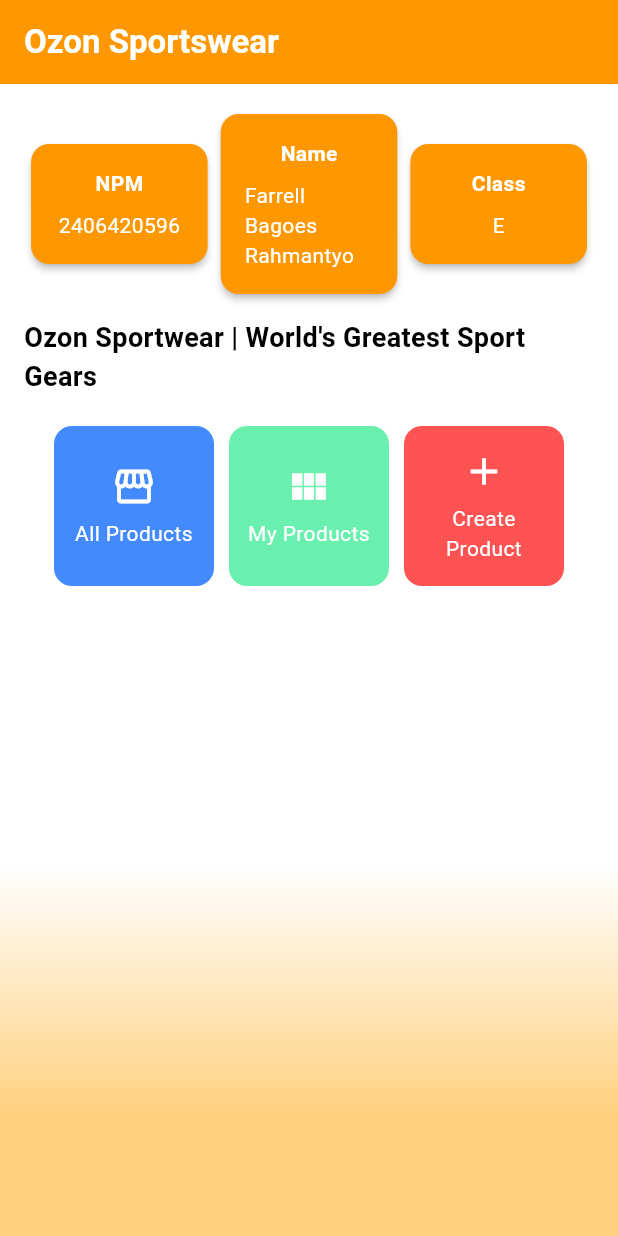
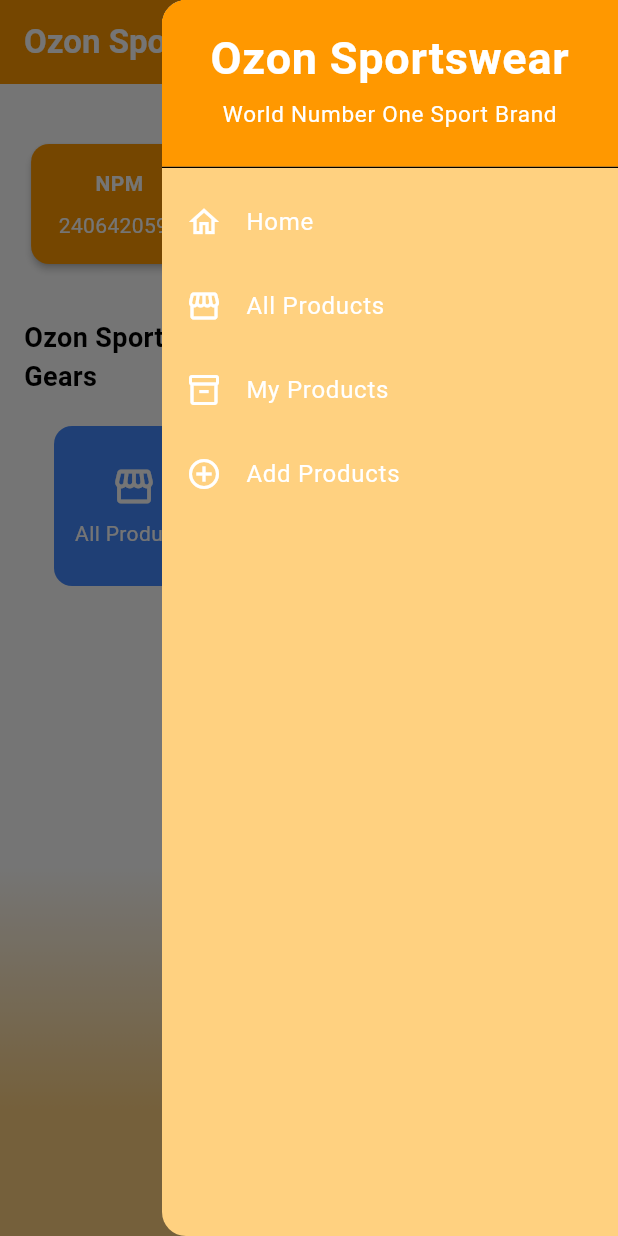
Before and after one commit to Rekkin99/ozon-sportswear-mobile, a Flutter app: the screen it shows after launch, with the side drawer open (before the commit the screen has no drawer), on a phone screen of 412 x 824 dp. Run offline on Flutter 3.47's test engine with Material 3 defaults, Android fonts, the phone set to English and light mode, and no system bars.

Commit message:
Added Drawer and Routing Navigation, Added ProductForm Page (Unfinished)

```diff
--- a/lib/main.dart
+++ b/lib/main.dart
@@ -1,5 +1,5 @@
 import 'package:flutter/material.dart';
-import 'package:ozon_sportwears/menu.dart';
+import 'package:ozon_sportwears/screens/menu.dart';
 
 void main() {
   runApp(const MyApp());
@@ -14,21 +14,8 @@
     return MaterialApp(
       title: 'Flutter Demo',
       theme: ThemeData(
-        // This is the theme of your application.
-        //
-        // TRY THIS: Try running your application with "flutter run". You'll see
-        // the application has a purple toolbar. Then, without quitting the app,
-        // try changing the seedColor in the colorScheme below to Colors.green
-        // and then invoke "hot reload" (save your changes or press the "hot
-        // reload" button in a Flutter-supported IDE, or press "r" if you used
-        // the command line to start the app).
-        //
-        // Notice that the counter didn't reset back to zero; the application
-        // state is not lost during the reload. To reset the state, use hot
-        // restart instead.
-        //
-        // This works for code too, not just values: Most code changes can be
-        // tested with just a hot reload.
+        iconTheme: IconThemeData(
+            color: Colors.white,),
         colorScheme: ColorScheme.fromSwatch(primarySwatch: Colors.orange)
             .copyWith(
             primary: Colors.orange[500],
--- a/lib/menu.dart
+++ b/lib/screens/menu.dart
@@ -1,4 +1,6 @@
 import 'package:flutter/material.dart';
+import 'package:ozon_sportwears/widgets/right_drawer.dart';
+import 'package:ozon_sportwears/widgets/item_card.dart';
 
 class MyHomePage extends StatelessWidget {
   MyHomePage({super.key});
@@ -9,7 +11,7 @@
 
   final List<ItemHomePage> items = [
     ItemHomePage("All Products", Icons.storefront, Colors.blueAccent),
-    ItemHomePage("My Products", Icons.view_module, Colors.greenAccent),
+    ItemHomePage("My Products", Icons.inventory_2, Colors.greenAccent),
     ItemHomePage("Create Product", Icons.add, Colors.redAccent),
   ];
 
@@ -33,7 +35,9 @@
           title: const Text('Ozon Sportswear', style: TextStyle(color: Colors.white, fontWeight: FontWeight.bold), ),
           // Warna latar navbar diambil dari color scheme primary aplikasi
           backgroundColor: Theme.of(context).colorScheme.primary,
+          iconTheme: Theme.of(context).iconTheme,
         ),
+        endDrawer: RightDrawer(),
         // Body halaman dengan padding
         body: Padding(
             padding: const EdgeInsets.all(16.0),
@@ -120,65 +124,3 @@
     );
   }
 }
-
-// Item Home Page
-class ItemHomePage {
-  final String name;
-  final IconData icon;
-  final Color color;
-  ItemHomePage(this.name, this.icon, this.color);
-}
-
-// Item Card
-class ItemCard extends StatelessWidget{
-  // Menampilkan Kartu dengan nama dan Icon
-
-  final ItemHomePage item;
-  const ItemCard(this.item, {super.key});
-
-  @override
-  Widget build(BuildContext context){
-    return Material(
-      // Warna Latar Belakang dari Tema Applikasi
-      color: item.color,
-      // Membuat Sudut Kartu Rounder
-      borderRadius: BorderRadius.circular(12),
-
-      child: InkWell(
-        // Aksi Ketika Kartu dipencet
-        onTap:(){
-          // Tampilkan Pesan SnackBar
-          ScaffoldMessenger.of(context)
-            ..hideCurrentSnackBar()
-            ..showSnackBar(
-                SnackBar(content: Text("Kamu telah menekan tombol ${item.name}!"),)
-            );
-        },
-
-        // Container untuk menyimpan Text dan Icon
-        child: Container(
-          padding: const EdgeInsets.all(8),
-          child:Center(
-            child: Column(
-              // Menyusun Ikon dan Teks di Tengah Kartu
-              mainAxisAlignment: MainAxisAlignment.center,
-              children: [
-                Icon(
-                  item.icon,
-                  color: Colors.white,
-                  size: 30.0,
-                ),
-                const Padding(padding: EdgeInsets.all(3)),
-                Text(
-                  item.name,
-                  textAlign: TextAlign.center,
-                  style: const TextStyle(color : Colors.white),
-                )
-              ],
-            ),
-          ),
-        ),
-      ),
-    );
-  }
-}
--- /dev/null
+++ b/lib/widgets/item_card.dart
@@ -0,0 +1,63 @@
+import 'package:flutter/material.dart';
+
+// Item Home Page
+class ItemHomePage {
+  final String name;
+  final IconData icon;
+  final Color color;
+  ItemHomePage(this.name, this.icon, this.color);
+}
+
+// Item Card
+class ItemCard extends StatelessWidget{
+  // Menampilkan Kartu dengan nama dan Icon
+
+  final ItemHomePage item;
+  const ItemCard(this.item, {super.key});
+
+  @override
+  Widget build(BuildContext context){
+    return Material(
+      // Warna Latar Belakang dari Tema Applikasi
+      color: item.color,
+      // Membuat Sudut Kartu Rounder
+      borderRadius: BorderRadius.circular(12),
+
+      child: InkWell(
+        // Aksi Ketika Kartu dipencet
+        onTap:(){
+          // Tampilkan Pesan SnackBar
+          ScaffoldMessenger.of(context)
+            ..hideCurrentSnackBar()
+            ..showSnackBar(
+                SnackBar(content: Text("Kamu telah menekan tombol ${item.name}!"),)
+            );
+        },
+
+        // Container untuk menyimpan Text dan Icon
+        child: Container(
+          padding: const EdgeInsets.all(8),
+          child:Center(
+            child: Column(
+              // Menyusun Ikon dan Teks di Tengah Kartu
+              mainAxisAlignment: MainAxisAlignment.center,
+              children: [
+                Icon(
+                  item.icon,
+                  color: Colors.white,
+                  size: 30.0,
+                ),
+                const Padding(padding: EdgeInsets.all(3)),
+                Text(
+                  item.name,
+                  textAlign: TextAlign.center,
+                  style: const TextStyle(color : Colors.white),
+                )
+              ],
+            ),
+          ),
+        ),
+      ),
+    );
+  }
+}
--- /dev/null
+++ b/lib/widgets/right_drawer.dart
@@ -0,0 +1,96 @@
+import 'package:flutter/material.dart';
+import 'package:ozon_sportwears/screens/menu.dart';
+import 'package:ozon_sportwears/screens/product_form.dart';
+
+class RightDrawer extends StatelessWidget {
+  const RightDrawer({super.key});
+
+  @override
+  Widget build(BuildContext context) {
+    return Drawer(
+      backgroundColor: Theme.of(context).colorScheme.secondary,
+      child: ListView(
+        children: [
+          SizedBox(
+            height: 120,
+            child:DrawerHeader(
+              decoration: BoxDecoration(
+                color: Theme.of(context).colorScheme.primary,
+              ),
+              child: Column(
+                children: [
+                  Text(
+                    'Ozon Sportswear',
+                    textAlign: TextAlign.center,
+                    style: TextStyle(
+                      fontSize: 30,
+                      fontWeight: FontWeight.bold,
+                      color: Colors.white,
+                    ),
+                  ),
+                  Padding(padding: EdgeInsets.all(2)),
+                  Text("World Number One Sport Brand",
+                    textAlign: TextAlign.center,
+                    style: TextStyle(
+                      fontSize: 15,
+                      fontWeight: FontWeight.normal,
+                      color: Colors.white,
+                    ),
+                  ),
+                ],
+              ),
+            ),
+          ),
+          ListTile(
+            leading: const Icon(Icons.home_outlined),
+            title: const Text('Home'),
+            textColor: Colors.white,
+            iconColor: Colors.white,
+            // Bagian redirection ke MyHomePage
+            onTap: () {
+              Navigator.pushReplacement(
+                  context,
+                  MaterialPageRoute(
+                    builder: (context) => MyHomePage(),
+                  ));
+            },
+          ),
+          ListTile(
+            leading: const Icon(Icons.storefront_outlined),
+            title: const Text('All Products'),
+            textColor: Colors.white,
+            iconColor: Colors.white,
+            // Bagian redirection ke NewsFormPage
+            onTap: () {
+              // TODO
+            },
+          ),
+          ListTile(
+            leading: const Icon(Icons.inventory_2_outlined),
+            title: const Text('My Products'),
+            textColor: Colors.white,
+            iconColor: Colors.white,
+            // Bagian redirection ke NewsFormPage
+            onTap: () {
+              // TODO
+            },
+          ),
+          ListTile(
+            leading: const Icon(Icons.add_circle_outline),
+            title: const Text('Add Products'),
+            textColor: Colors.white,
+            iconColor: Colors.white,
+            // Bagian redirection ke NewsFormPage
+            onTap: () {
+              Navigator.push(
+                  context,
+                  MaterialPageRoute(
+                    builder: (context) => ProductFormPage(),
+              ));
+            },
+          ),
+        ],
+      ),
+    );
+  }
+}
```
Also changed, not shown: lib/screens/product_form.dart (added, +223 -0 lines), 1 other file.
